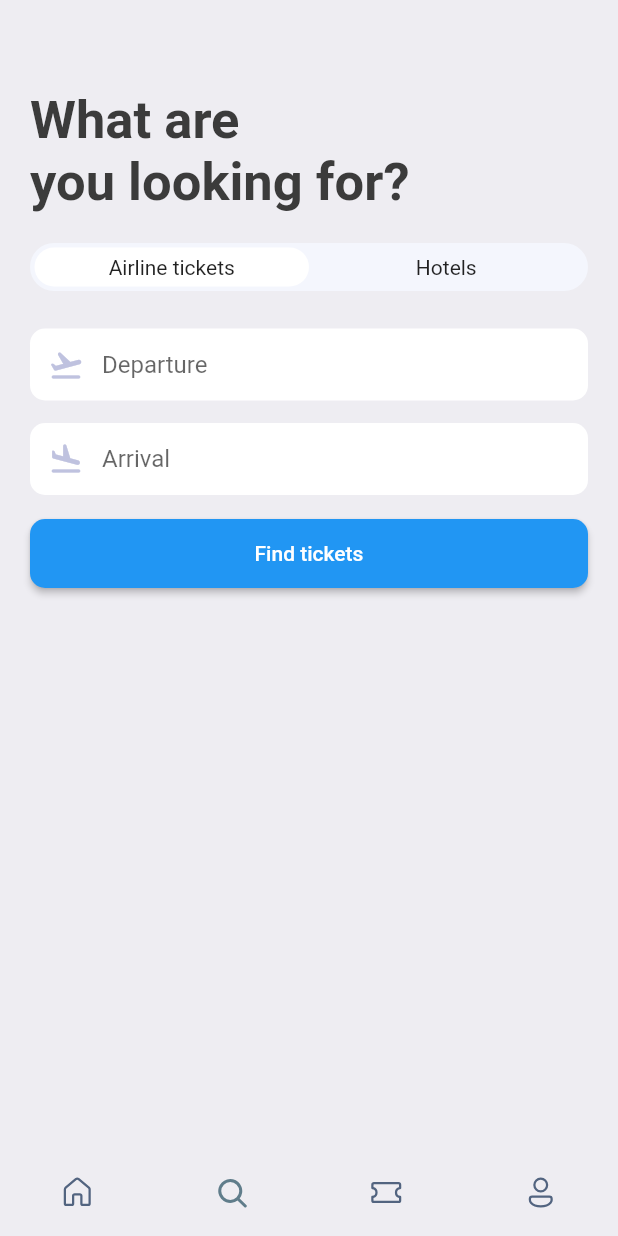
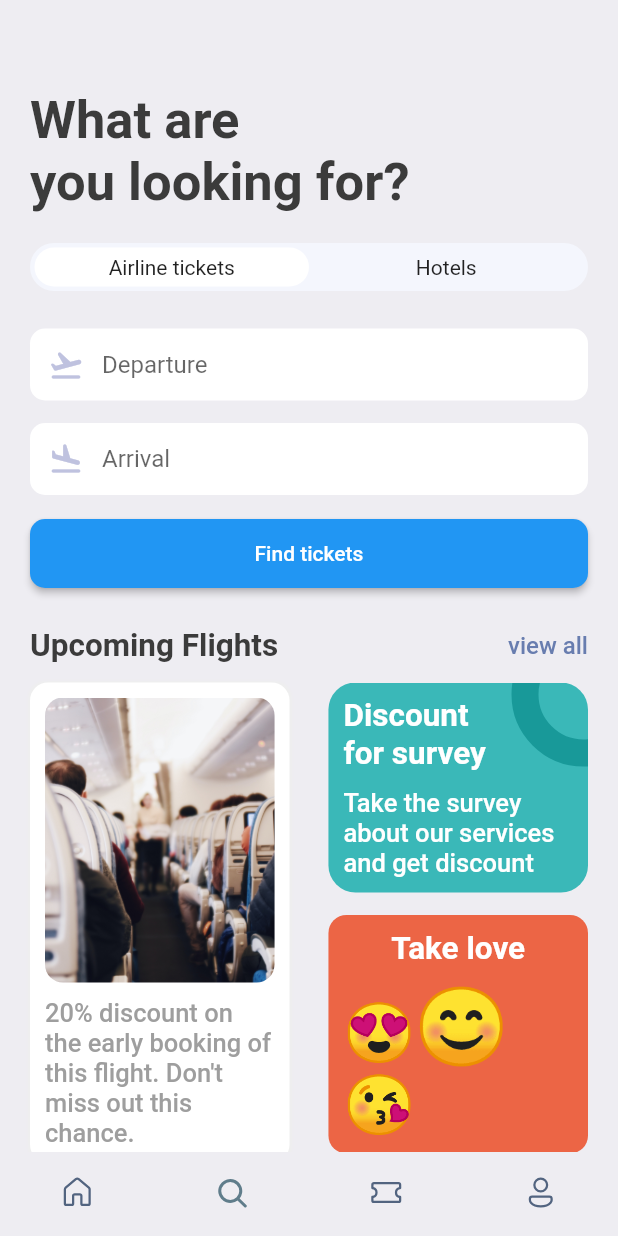
Before and after one commit to hu-shukang/flutter_full_course, a Flutter app: the screen it shows after launch, on a phone screen of 412 x 824 dp. Run offline on Flutter 3.47's test engine with Material 2 defaults, Android fonts, the phone set to English and light mode, and no system bars; our stand-ins replace dots_indicator, fluentui_icons, flutter_local_notifications, get, get_storage, logger and 1 more.

Commit message:
create search page

```diff
--- a/ticket/lib/pages/home/widgets/article_header.dart
+++ b/ticket/lib/common/widgets/article_header.dart
@@ -5,13 +5,15 @@ import 'package:ticket/common/style/text.dart';
 
 class ArticleHeader extends StatelessWidget {
   final ArticleHeaderModel model;
+  final bool withHorizontalPadding;
 
-  const ArticleHeader({Key? key, required this.model}) : super(key: key);
+  const ArticleHeader({Key? key, required this.model, this.withHorizontalPadding = true}) : super(key: key);
 
   @override
   Widget build(BuildContext context) {
+    double padding = withHorizontalPadding ? 20 : 0;
     return Padding(
-      padding: const EdgeInsets.only(left: 20, right: 20, bottom: 12),
+      padding: EdgeInsets.only(left: padding, right: padding, bottom: 12),
       child: Row(
         mainAxisAlignment: MainAxisAlignment.spaceBetween,
         children: [
--- a/ticket/lib/pages/home/view.dart
+++ b/ticket/lib/pages/home/view.dart
@@ -2,7 +2,7 @@ import 'package:fluentui_icons/fluentui_icons.dart';
 import 'package:flutter/material.dart';
 import 'package:get/get.dart';
 import 'package:ticket/pages/home/controller.dart';
-import 'package:ticket/pages/home/widgets/article_header.dart';
+import 'package:ticket/common/widgets/article_header.dart';
 import 'package:ticket/pages/home/widgets/hotel_item.dart';
 import 'package:ticket/pages/home/widgets/ticket_item.dart';
 
--- a/ticket/lib/pages/search/controller.dart
+++ b/ticket/lib/pages/search/controller.dart
@@ -1,8 +1,11 @@
 import 'package:flutter/material.dart';
 import 'package:get/get.dart';
-import 'package:ticket/common/model/search.dart';
+
+import '../../common/model/home.dart';
+import '../../common/model/search.dart';
 
 class SearchController extends GetxController {
+  final ArticleHeaderModel upcomingFlightAH = ArticleHeaderModel(title: "Upcoming Flights", link: "");
   final Iterable<MapEntry<int, String>> ticketSwitches = ["Airline tickets", "Hotels"].asMap().entries;
   final _currentSwitchIndex = 0.obs;
   int get currentSwitchIndex => _currentSwitchIndex.value;
--- a/ticket/lib/pages/search/view.dart
+++ b/ticket/lib/pages/search/view.dart
@@ -6,6 +6,7 @@ import 'package:ticket/common/utils/app_layout.dart';
 import 'package:ticket/pages/search/widgets/address_input.dart';
 import 'package:ticket/pages/search/widgets/ticket_switch_bar.dart';
 
+import '../../common/widgets/article_header.dart';
 import 'controller.dart';
 
 class SearchPage extends GetView<SearchController> {
@@ -13,6 +14,7 @@ class SearchPage extends GetView<SearchController> {
 
   @override
   Widget build(BuildContext context) {
+    double screenWidth = AppLayout.getScreenWidth();
     return Scaffold(
       body: ListView(
         padding: const EdgeInsets.all(20),
@@ -39,6 +41,128 @@ class SearchPage extends GetView<SearchController> {
             onPressed: () {},
             child: const Text('Find tickets'),
           ),
+          const SizedBox(height: 25),
+          ArticleHeader(
+            model: controller.upcomingFlightAH,
+            withHorizontalPadding: false,
+          ),
+          Row(
+            mainAxisAlignment: MainAxisAlignment.spaceBetween,
+            crossAxisAlignment: CrossAxisAlignment.start,
+            children: [
+              Container(
+                width: screenWidth * 0.42,
+                padding: const EdgeInsets.all(10),
+                decoration: BoxDecoration(
+                  color: Colors.white,
+                  borderRadius: BorderRadius.circular(12),
+                  boxShadow: [
+                    BoxShadow(
+                      color: Colors.grey.shade200,
+                      blurRadius: 1,
+                      spreadRadius: 1,
+                    )
+                  ],
+                ),
+                child: Column(
+                  children: [
+                    Container(
+                      height: 190,
+                      decoration: BoxDecoration(
+                        borderRadius: BorderRadius.circular(12),
+                        image: const DecorationImage(
+                          fit: BoxFit.cover,
+                          image: AssetImage("assets/images/sit.jpg"),
+                        ),
+                      ),
+                    ),
+                    const SizedBox(height: 10),
+                    Text(
+                      "20% discount on the early booking of this flight. Don't miss out this chance.",
+                      style: AppText.headlineTextStyle3,
+                    ),
+                  ],
+                ),
+              ),
+              Column(
+                children: [
+                  Stack(
+                    children: [
+                      Container(
+                        width: screenWidth * 0.42,
+                        decoration: BoxDecoration(
+                          color: const Color(0xff3ab8b8),
+                          borderRadius: BorderRadius.circular(18),
+                        ),
+                        padding: const EdgeInsets.all(10),
+                        child: Column(
+                          crossAxisAlignment: CrossAxisAlignment.start,
+                          children: [
+                            Text(
+                              "Discount\nfor survey",
+                              style: AppText.headlineTextStyle2
+                                  .copyWith(color: Colors.white),
+                            ),
+                            const SizedBox(height: 10),
+                            Text(
+                              "Take the survey about our services and get discount",
+                              style: AppText.headlineTextStyle3
+                                  .copyWith(color: Colors.white),
+                            ),
+                          ],
+                        ),
+                      ),
+                      Positioned(
+                        right: -45,
+                        top: -40,
+                        child: Container(
+                          padding: const EdgeInsets.all(30),
+                          decoration: BoxDecoration(
+                            shape: BoxShape.circle,
+                            border: Border.all(width: 18, color: const Color(0xff189999),),
+                            color: Colors.transparent,
+                          ),
+                        ),
+                      )
+                    ],
+                  ),
+                  const SizedBox(height: 15),
+                  Container(
+                    width: screenWidth * 0.42,
+                    padding: const EdgeInsets.all(10),
+                    decoration: BoxDecoration(
+                      borderRadius: BorderRadius.circular(12),
+                      color: const Color(0xffec6545)
+                    ),
+                    child: Column(
+                      children: [
+                        Text("Take love", style: AppText.headlineTextStyle2.copyWith(color: Colors.white),),
+                        const SizedBox(height: 10),
+                        RichText(
+                          text: const TextSpan(
+                            children: [
+                              TextSpan(
+                                text: '😍',
+                                style: TextStyle(fontSize: 38),
+                              ),
+                              TextSpan(
+                                text: '😊',
+                                style: TextStyle(fontSize: 50),
+                              ),
+                              TextSpan(
+                                text: '😘',
+                                style: TextStyle(fontSize: 38),
+                              )
+                            ]
+                          ),
+                        )
+                      ],
+                    ),
+                  )
+                ],
+              )
+            ],
+          )
         ],
       ),
     );
```
